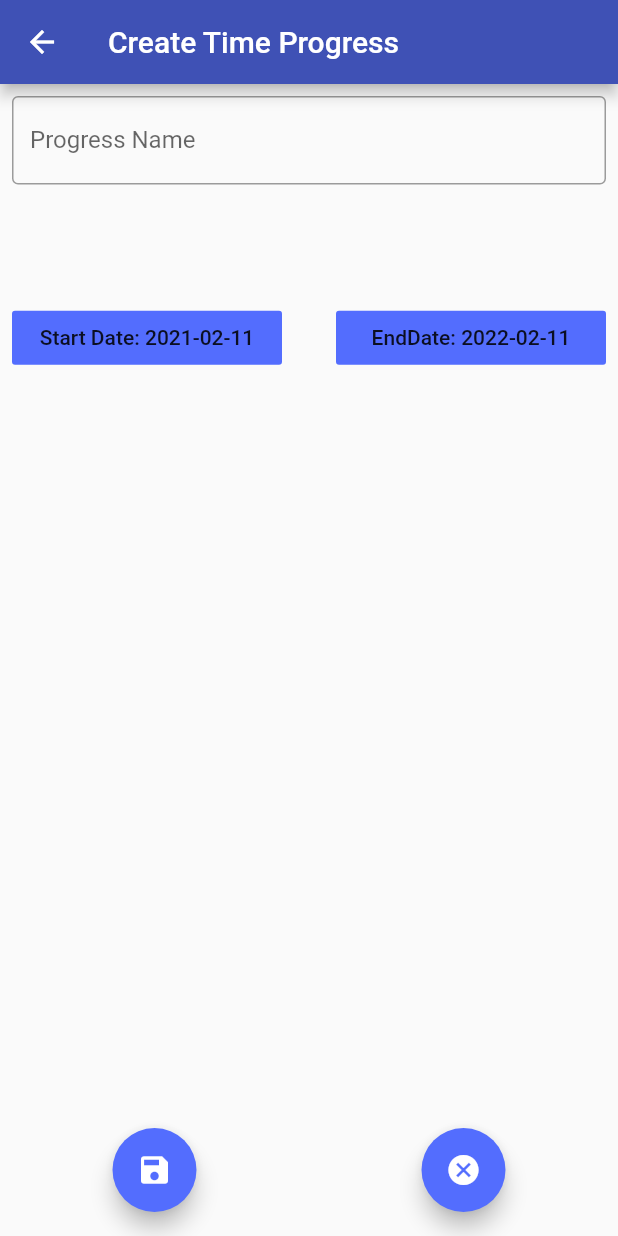
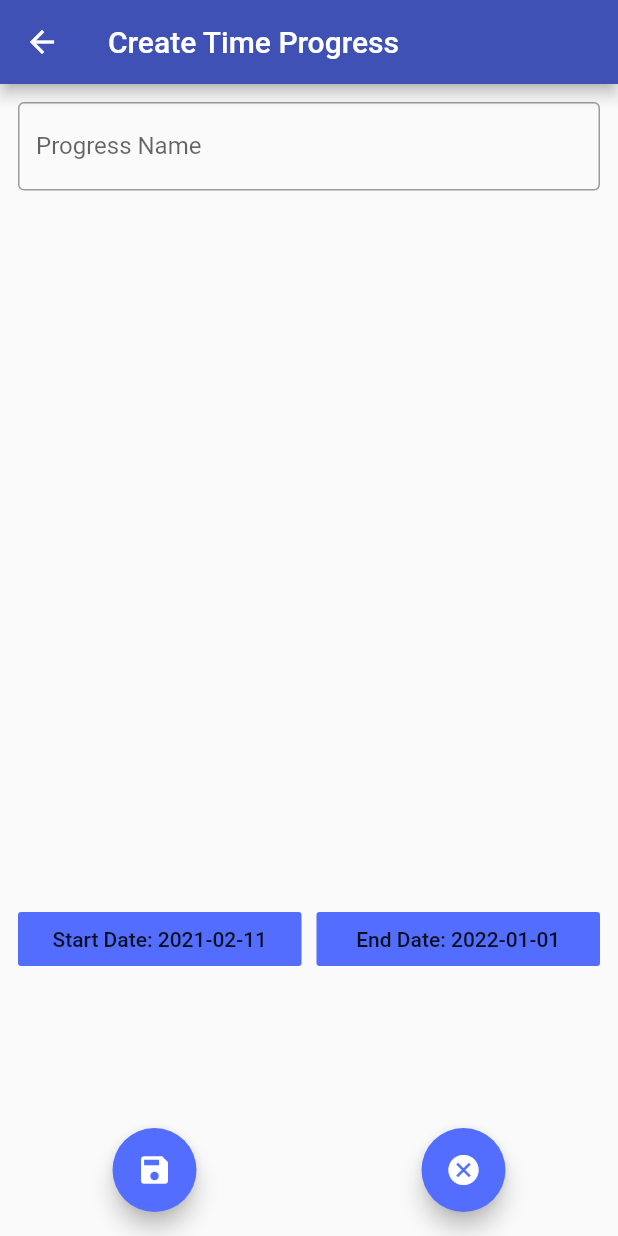
Before and after one commit to andreas-fahrecker/time_progress_tracker, a Flutter app: the ProgressCreationScreen screen opened by its route, on a phone screen of 412 x 824 dp. Run offline on Flutter 3.47's test engine with Material 2 defaults, Android fonts, the phone set to English and light mode, and no system bars; our stand-ins replace flutter_redux, package_info, percent_indicator, redux, shared_preferences; accounts and stored records are empty.

Commit message:
Created ProgressEditorWidget and rewritten ProgressCreationScreen with it
Signed-off-by: Andreas Fahrecker <AndreasFahrecker@gmail.com>

```diff
--- a/lib/models/time_progress.dart
+++ b/lib/models/time_progress.dart
@@ -11,13 +11,7 @@ class TimeProgress {
   final DateTime endTime;
 
   TimeProgress(this.name, this.startTime, this.endTime, {String id})
-      : id = id ?? Uuid().generateV4() {
-    if (this.name == null || this.name == "")
-      throw new TimeProgressInvalidNameException(this.name);
-    if (!this.startTime.isBefore(this.endTime))
-      throw new TimeProgressStartTimeIsNotBeforeEndTimeException(
-          startTime, endTime);
-  }
+      : id = id ?? Uuid().generateV4();
 
   factory TimeProgress.initialDefault() {
     int thisYear = DateTime.now().year;
@@ -81,6 +75,11 @@ class TimeProgress {
   }
 
   TimeProgressEntity toEntity() {
+    if (!TimeProgress.isNameValid(name))
+      throw new TimeProgressInvalidNameException(name);
+    if (!TimeProgress.areTimesValid(startTime, endTime))
+      throw new TimeProgressStartTimeIsNotBeforeEndTimeException(
+          startTime, endTime);
     return TimeProgressEntity(id, name, startTime, endTime);
   }
 
@@ -92,4 +91,17 @@ class TimeProgress {
       id: entity.id ?? Uuid().generateV4(),
     );
   }
+
+  static bool isValid(TimeProgress tp) {
+    return TimeProgress.isNameValid(tp.name) &&
+        TimeProgress.areTimesValid(tp.startTime, tp.endTime);
+  }
+
+  static bool isNameValid(String name) {
+    return name != null && name != "" && name.length > 3 && name.length < 20;
+  }
+
+  static bool areTimesValid(DateTime startTime, DateTime endTime) {
+    return startTime.isBefore(endTime);
+  }
 }
--- a/lib/screens/progress_creation_screen.dart
+++ b/lib/screens/progress_creation_screen.dart
@@ -6,6 +6,7 @@ import 'package:time_progress_tracker/models/app_exceptions.dart';
 import 'package:time_progress_tracker/models/app_state.dart';
 import 'package:time_progress_tracker/models/time_progress.dart';
 import 'package:time_progress_tracker/widgets/date_picker_btn.dart';
+import 'package:time_progress_tracker/widgets/progress_editor_widget.dart';
 
 class ProgressCreationScreen extends StatefulWidget {
   static const routeName = "/progress-creation";
@@ -18,115 +19,26 @@ class ProgressCreationScreen extends StatefulWidget {
 }
 
 class _ProgressCreationScreenState extends State<ProgressCreationScreen> {
-  final TextEditingController _nameController = TextEditingController();
-  DateTime pickedStartTime = DateTime.now();
-  DateTime pickedEndTime = DateTime(
-      DateTime.now().year + 1, DateTime.now().month, DateTime.now().day);
+  TimeProgress timeProgressToCreate =
+      TimeProgress("", DateTime.now(), DateTime(DateTime.now().year + 1));
 
-  bool _validName = true;
-  bool _validDates = true;
-
-  void _createTimeProgress(BuildContext context) {
-    try {
-      TimeProgress tpToCreate =
-          TimeProgress(_nameController.text, pickedStartTime, pickedEndTime);
-      StoreProvider.of<AppState>(context)
-          .dispatch(AddTimeProgressAction(tpToCreate));
-      Navigator.pop(context);
-    } on TimeProgressInvalidNameException catch (e) {
-      setState(() {
-        _validName = false;
-      });
-    } on TimeProgressStartTimeIsNotBeforeEndTimeException catch (e) {
-      setState(() {
-        _validDates = false;
-      });
-    }
-  }
-
-  @override
-  void dispose() {
-    _nameController.dispose();
-    super.dispose();
+  void onTimeProgressChanged(TimeProgress newTimeProgress) {
+    setState(() {
+      timeProgressToCreate = newTimeProgress;
+    });
   }
 
   @override
   Widget build(BuildContext context) {
-    ThemeData appTheme = Theme.of(context);
-
     return Scaffold(
       appBar: AppBar(
         title: Text(ProgressCreationScreen.title),
       ),
       body: Container(
-        padding: EdgeInsets.all(8),
-        child: Column(
-          children: <Widget>[
-            Expanded(
-              flex: 1,
-              child: TextField(
-                controller: _nameController,
-                decoration: InputDecoration(
-                  border: OutlineInputBorder(),
-                  labelText: "Progress Name",
-                  errorText: _validName
-                      ? null
-                      : "The Name of the Time Progress has to be set.",
-                ),
-              ),
-            ),
-            Expanded(
-              flex: 1,
-              child: Row(
-                children: <Widget>[
-                  Expanded(
-                    flex: 5,
-                    child: DatePickerBtn(
-                      leadingString: "Start Date:",
-                      pickedDate: pickedStartTime,
-                      onDatePicked: (DateTime startTime) {
-                        if (startTime != null) {
-                          setState(() {
-                            pickedStartTime = startTime;
-                          });
-                        }
-                      },
-                    ),
-                  ),
-                  Spacer(
-                    flex: 1,
-                  ),
-                  Expanded(
-                    flex: 5,
-                    child: DatePickerBtn(
-                      leadingString: "EndDate:",
-                      pickedDate: pickedEndTime,
-                      onDatePicked: (DateTime endTime) {
-                        if (endTime != null) {
-                          setState(() {
-                            pickedEndTime = endTime;
-                          });
-                        }
-                      },
-                    ),
-                  ),
-                ],
-              ),
-            ),
-            _validDates
-                ? Spacer(
-                    flex: 1,
-                  )
-                : Expanded(
-                    child: Center(
-                      child: Text(
-                          "Your Picked Dates are invalid. The Start Date has to be before the end Date."),
-                    ),
-                  ),
-            Spacer(
-              flex: 4,
-            )
-          ],
+        padding: EdgeInsets.all(12),
+        child: ProgressEditorWidget(
+          timeProgress: timeProgressToCreate,
+          onTimeProgressChanged: onTimeProgressChanged,
         ),
       ),
       floatingActionButtonLocation: FloatingActionButtonLocation.centerFloat,
@@ -136,9 +48,13 @@ class _ProgressCreationScreenState extends State<ProgressCreationScreen> {
             child: FloatingActionButton(
               heroTag: "createTimeProgressBTN",
               child: Icon(Icons.save),
-              onPressed: () {
-                _createTimeProgress(context);
-              },
+              onPressed: TimeProgress.isValid(timeProgressToCreate)
+                  ? () {
+                      StoreProvider.of<AppState>(context).dispatch(
+                          AddTimeProgressAction(timeProgressToCreate));
+                      Navigator.pop(context);
+                    }
+                  : null,
             ),
           ),
           Expanded(
--- /dev/null
+++ b/lib/widgets/progress_editor_widget.dart
@@ -0,0 +1,116 @@
+import 'package:flutter/material.dart';
+import 'package:time_progress_tracker/models/time_progress.dart';
+import 'package:time_progress_tracker/widgets/date_picker_btn.dart';
+
+class ProgressEditorWidget extends StatefulWidget {
+  final TimeProgress timeProgress;
+  final Function(TimeProgress) onTimeProgressChanged;
+
+  ProgressEditorWidget({
+    @required this.timeProgress,
+    @required this.onTimeProgressChanged,
+  });
+
+  @override
+  State<StatefulWidget> createState() {
+    return _ProgressEditorWidgetState();
+  }
+}
+
+class _ProgressEditorWidgetState extends State<ProgressEditorWidget> {
+  bool _validName = true, _validDate = true;
+
+  void _onNameChanged(String newName) {
+    if (!TimeProgress.isNameValid(newName))
+      setState(() {
+        _validName = false;
+      });
+
+    widget.onTimeProgressChanged(widget.timeProgress.copyWith(name: newName));
+    setState(() {
+      _validName = true;
+    });
+  }
+
+  void _onStartDateChanged(DateTime newStartDate) {
+    if (!TimeProgress.areTimesValid(newStartDate, widget.timeProgress.endTime))
+      setState(() {
+        _validDate = false;
+      });
+
+    widget.onTimeProgressChanged(
+        widget.timeProgress.copyWith(startTime: newStartDate));
+    setState(() {
+      _validDate = true;
+    });
+  }
+
+  void _onEndDateChanged(DateTime newEndDate) {
+    if (!TimeProgress.areTimesValid(widget.timeProgress.startTime, newEndDate))
+      setState(() {
+        _validDate = false;
+      });
+
+    widget.onTimeProgressChanged(
+        widget.timeProgress.copyWith(endTime: newEndDate));
+  }
+
+  @override
+  Widget build(BuildContext context) {
+    List<Widget> columnChildren = [
+      Expanded(
+        child: TextField(
+          onChanged: _onNameChanged,
+          decoration: InputDecoration(
+            border: OutlineInputBorder(),
+            labelText: "Progress Name",
+            errorText:
+                _validName ? null : "The Name of the Progress can't be empty.",
+          ),
+        ),
+      ),
+      Expanded(
+        child: Row(
+          children: [
+            Expanded(
+              child: Padding(
+                padding: EdgeInsets.only(right: 5),
+                child: DatePickerBtn(
+                  leadingString: "Start Date:",
+                  pickedDate: widget.timeProgress.startTime,
+                  onDatePicked: _onStartDateChanged,
+                ),
+              ),
+            ),
+            Expanded(
+              child: Padding(
+                padding: EdgeInsets.only(left: 5),
+                child: DatePickerBtn(
+                  leadingString: "End Date:",
+                  pickedDate: widget.timeProgress.endTime,
+                  onDatePicked: _onEndDateChanged,
+                ),
+              ),
+            ),
+          ],
+        ),
+      )
+    ];
+
+    if (!_validDate)
+      columnChildren.add(
+        Expanded(
+          child: Center(
+            child: Text(
+                "Invalid Dates. The Start Date has to be before the End Date"),
+          ),
+        ),
+      );
+
+    return Container(
+      child: Column(
+        children: columnChildren,
+      ),
+    );
+  }
+}
```
